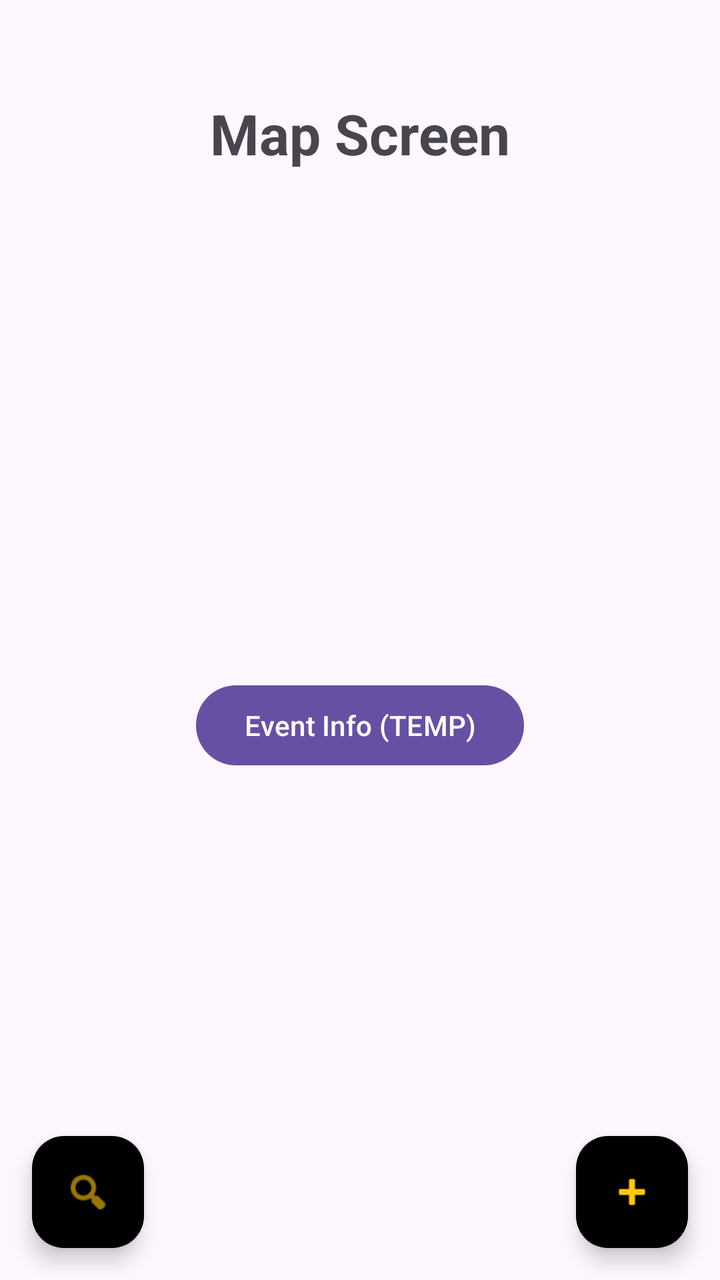
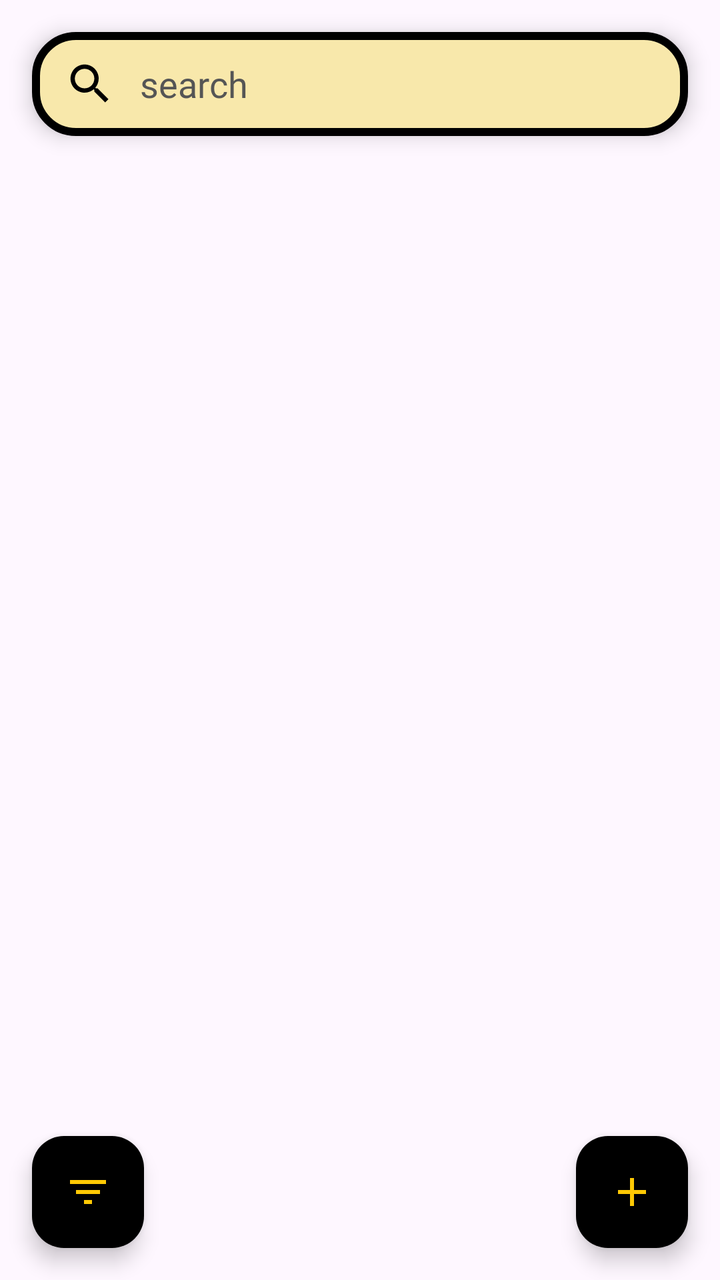

Screens rendered from an Android XML layout before and after an edit, with the pre-edit source and the edit as a unified diff.
<!-- AndroidManifest.xml: application theme Theme.BulletinBoard -->
<!-- res/layout/fragment_map_screen.xml -->
<?xml version="1.0" encoding="utf-8"?>
<androidx.constraintlayout.widget.ConstraintLayout xmlns:android="http://schemas.android.com/apk/res/android"
    xmlns:app="http://schemas.android.com/apk/res-auto"
    xmlns:tools="http://schemas.android.com/tools"
    android:layout_width="match_parent"
    android:layout_height="match_parent"
    tools:context=".MapScreen">

    <TextView
        android:id="@+id/tv_title"
        android:layout_width="wrap_content"
        android:layout_height="wrap_content"
        android:layout_marginTop="48dp"
        android:text="@string/map_screen"
        android:textSize="28sp"
        android:textStyle="bold"
        app:layout_constraintEnd_toEndOf="parent"
        app:layout_constraintStart_toStartOf="parent"
        app:layout_constraintTop_toTopOf="parent" />

    <Button
        android:id="@+id/btn_tempEventInfo"
        android:layout_width="wrap_content"
        android:layout_height="wrap_content"
        android:text="@string/temp_event_info"
        app:layout_constraintBottom_toBottomOf="parent"
        app:layout_constraintEnd_toEndOf="parent"
        app:layout_constraintStart_toStartOf="parent"
        app:layout_constraintTop_toBottomOf="@+id/tv_title" />

    <com.google.android.material.floatingactionbutton.FloatingActionButton
        android:id="@+id/btn_filter"
        android:layout_width="wrap_content"
        android:layout_height="wrap_content"
        android:layout_marginStart="16dp"
        android:layout_marginBottom="16dp"
        android:contentDescription="@string/filter"
        android:src="@android:drawable/ic_menu_search"
        app:layout_constraintBottom_toBottomOf="parent"
        app:backgroundTint="@color/black"
        app:tint="@color/bright_yellow"
        app:layout_constraintStart_toStartOf="parent" />

    <com.google.android.material.floatingactionbutton.FloatingActionButton
        android:id="@+id/btn_addEvent"
        android:layout_width="wrap_content"
        android:layout_height="wrap_content"
        android:layout_marginEnd="16dp"
        android:layout_marginBottom="16dp"
        android:contentDescription="@string/add_event"
        android:src="@android:drawable/ic_input_add"
        app:layout_constraintBottom_toBottomOf="parent"
        app:backgroundTint="@color/black"
        app:tint="@color/bright_yellow"
        app:layout_constraintEnd_toEndOf="parent" />

</androidx.constraintlayout.widget.ConstraintLayout>
<!-- resources referenced by this layout -->
<resources>
  <color name="black">#FF000000</color>
  <color name="bright_yellow">#FFC904</color>
  <string name="add_event">Add Event</string>
  <string name="filter">Filter</string>
  <string name="map_screen">Map Screen</string>
  <string name="temp_event_info">Event Info (TEMP)</string>
  <style name="Theme.BulletinBoard" parent="Base.Theme.BulletinBoard" />
  <style name="Base.Theme.BulletinBoard" parent="Theme.Material3.DayNight.NoActionBar">
          
          
      </style>
</resources>

<!-- the commit's change to res/layout/fragment_map_screen.xml (unified diff, before → after) -->
@@ -2,32 +2,52 @@
 <androidx.constraintlayout.widget.ConstraintLayout xmlns:android="http://schemas.android.com/apk/res/android"
     xmlns:app="http://schemas.android.com/apk/res-auto"
     xmlns:tools="http://schemas.android.com/tools"
+    android:id="@+id/cl_mapScreen"
     android:layout_width="match_parent"
     android:layout_height="match_parent"
     tools:context=".MapScreen">
 
-    <TextView
-        android:id="@+id/tv_title"
-        android:layout_width="wrap_content"
-        android:layout_height="wrap_content"
-        android:layout_marginTop="48dp"
-        android:text="@string/map_screen"
-        android:textSize="28sp"
-        android:textStyle="bold"
+    
+    <LinearLayout
+        android:id="@+id/ll_searchBar"
+        android:layout_width="match_parent"
+        android:layout_height="52dp"
+        android:layout_marginHorizontal="16dp"
+        android:layout_marginTop="16dp"
+        android:background="@drawable/bg_search_bar"
+        android:elevation="6dp"
+        android:gravity="center_vertical"
+        android:orientation="horizontal"
+        android:paddingHorizontal="16dp"
         app:layout_constraintEnd_toEndOf="parent"
         app:layout_constraintStart_toStartOf="parent"
-        app:layout_constraintTop_toTopOf="parent" />
+        app:layout_constraintTop_toTopOf="parent">
 
-    <Button
-        android:id="@+id/btn_tempEventInfo"
-        android:layout_width="wrap_content"
-        android:layout_height="wrap_content"
-        android:text="@string/temp_event_info"
-        app:layout_constraintBottom_toBottomOf="parent"
-        app:layout_constraintEnd_toEndOf="parent"
-        app:layout_constraintStart_toStartOf="parent"
-        app:layout_constraintTop_toBottomOf="@+id/tv_title" />
+        <ImageView
+            android:id="@+id/iv_searchIcon"
+            android:layout_width="26dp"
+            android:layout_height="26dp"
+            android:contentDescription="@string/search_hint"
+            android:src="@drawable/ic_search"
+            app:tint="@color/black" />
 
+        <EditText
+            android:id="@+id/et_search"
+            android:layout_width="match_parent"
+            android:layout_height="match_parent"
+            android:layout_marginStart="12dp"
+            android:background="@null"
+            android:fontFamily="@font/intel_one_mono"
+            android:hint="@string/search_hint"
+            android:imeOptions="actionSearch"
+            android:inputType="text"
+            android:textColor="@color/black"
+            android:textColorHint="#555555"
+            android:textSize="18sp"
+            tools:ignore="Autofill" />
+    </LinearLayout>
+
+    
     <com.google.android.material.floatingactionbutton.FloatingActionButton
         android:id="@+id/btn_filter"
         android:layout_width="wrap_content"
@@ -35,11 +55,11 @@
         android:layout_marginStart="16dp"
         android:layout_marginBottom="16dp"
         android:contentDescription="@string/filter"
-        android:src="@android:drawable/ic_menu_search"
+        android:src="@drawable/ic_filter"
+        app:backgroundTint="@color/black"
         app:layout_constraintBottom_toBottomOf="parent"
-        app:backgroundTint="@color/black"
-        app:tint="@color/bright_yellow"
-        app:layout_constraintStart_toStartOf="parent" />
+        app:layout_constraintStart_toStartOf="parent"
+        app:tint="@color/bright_yellow" />
 
     <com.google.android.material.floatingactionbutton.FloatingActionButton
         android:id="@+id/btn_addEvent"
@@ -48,10 +68,10 @@
         android:layout_marginEnd="16dp"
         android:layout_marginBottom="16dp"
         android:contentDescription="@string/add_event"
-        android:src="@android:drawable/ic_input_add"
+        android:src="@drawable/ic_add"
+        app:backgroundTint="@color/black"
         app:layout_constraintBottom_toBottomOf="parent"
-        app:backgroundTint="@color/black"
-        app:tint="@color/bright_yellow"
-        app:layout_constraintEnd_toEndOf="parent" />
+        app:layout_constraintEnd_toEndOf="parent"
+        app:tint="@color/bright_yellow" />
 
 </androidx.constraintlayout.widget.ConstraintLayout>
<!-- resource entries referenced after the edit -->
@@ -2,11 +2,54 @@
 <resources>
   <color name="black">#FF000000</color>
   <color name="bright_yellow">#FFC904</color>
+  <!-- drawable bg_search_bar (drawable) -->
+  <?xml version="1.0" encoding="utf-8"?>
+  <shape xmlns:android="http://schemas.android.com/apk/res/android"
+      android:shape="rectangle">
+      <solid android:color="@color/base_yellow" />
+      <stroke
+          android:width="4dp"
+          android:color="@color/black" />
+      <corners android:radius="20dp" />
+  </shape>
+  <!-- drawable ic_add (drawable) -->
+  <?xml version="1.0" encoding="utf-8"?>
+  <vector xmlns:android="http://schemas.android.com/apk/res/android"
+      android:width="24dp"
+      android:height="24dp"
+      android:viewportWidth="24"
+      android:viewportHeight="24">
+    <path
+        android:fillColor="#000000"
+        android:pathData="M19,13h-6v6h-2v-6H5v-2h6V5h2v6h6v2z"/>
+  </vector>
+  <!-- drawable ic_filter (drawable) -->
+  <?xml version="1.0" encoding="utf-8"?>
+  <vector xmlns:android="http://schemas.android.com/apk/res/android"
+      android:width="24dp"
+      android:height="24dp"
+      android:viewportWidth="24"
+      android:viewportHeight="24">
+    <path
+        android:fillColor="#000000"
+        android:pathData="M10,18h4v-2h-4v2zM3,6v2h18L21,6L3,6zM6,13h12v-2L6,11v2z"/>
+  </vector>
+  <!-- drawable ic_search (drawable) -->
+  <?xml version="1.0" encoding="utf-8"?>
+  <vector xmlns:android="http://schemas.android.com/apk/res/android"
+      android:width="24dp"
+      android:height="24dp"
+      android:viewportWidth="24"
+      android:viewportHeight="24">
+    <path
+        android:fillColor="#000000"
+        android:pathData="M15.5,14h-0.79l-0.28,-0.27C15.41,12.59 16,11.11 16,9.5 16,5.91 13.09,3 9.5,3S3,5.91 3,9.5 5.91,16 9.5,16c1.61,0 3.09,-0.59 4.23,-1.57l0.27,0.28v0.79l5,4.99L20.49,19l-4.99,-5zM9.5,14C7.01,14 5,11.99 5,9.5S7.01,5 9.5,5 14,7.01 14,9.5 11.99,14 9.5,14z"/>
+  </vector>
   <string name="add_event">Add Event</string>
   <string name="filter">Filter</string>
-  <string name="map_screen">Map Screen</string>
-  <string name="temp_event_info">Event Info (TEMP)</string>
+  <string name="search_hint">search</string>
   <style name="Theme.BulletinBoard" parent="Base.Theme.BulletinBoard" />
+  <color name="base_yellow">#F8E8AB</color>
   <style name="Base.Theme.BulletinBoard" parent="Theme.Material3.DayNight.NoActionBar">
           
           
